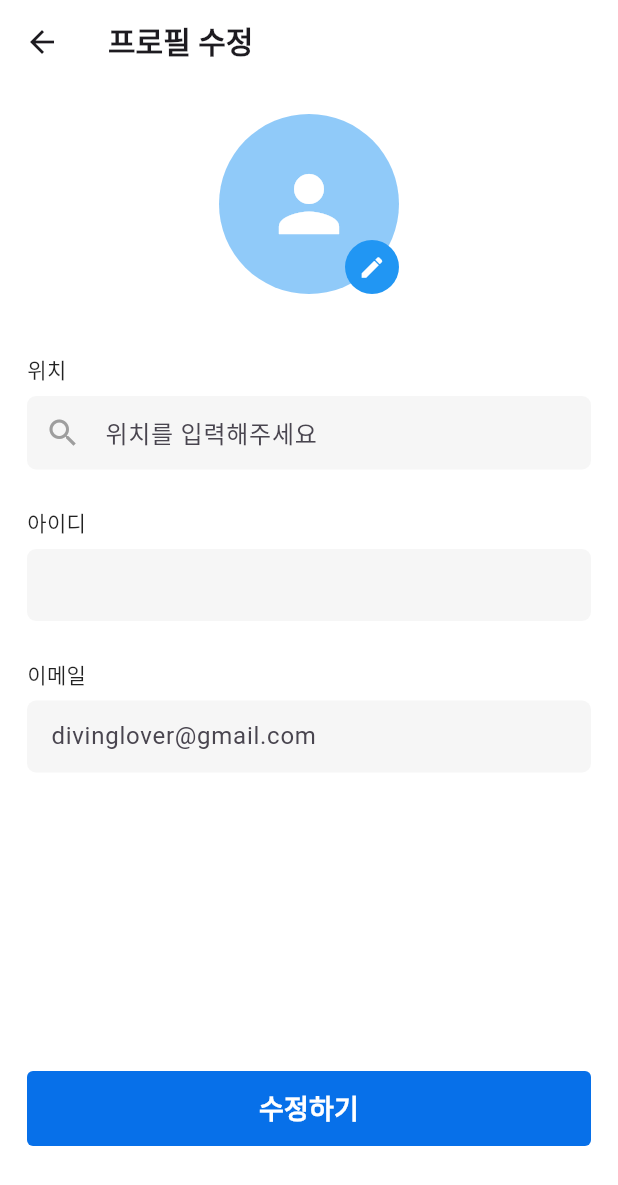
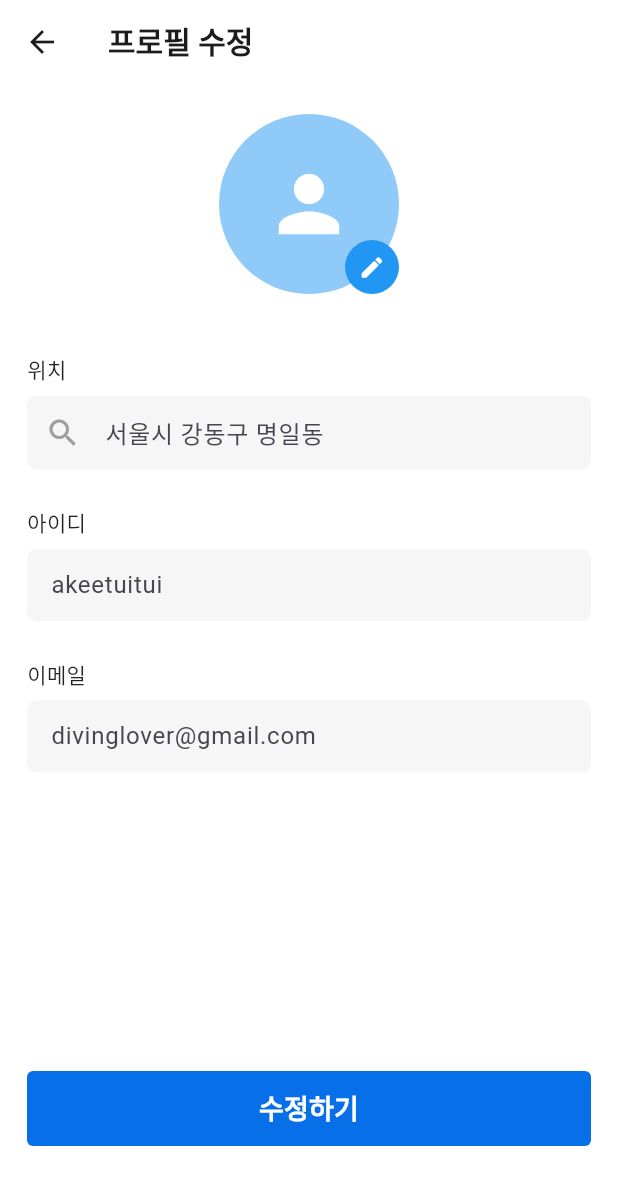
Before and after one commit to matthewKang6263/flutter_application_seau, a Flutter app: the EditPage screen opened directly, on a phone screen of 412 x 824 dp. Shown: the top 1185 px of the screen. Run offline on Flutter 3.47's test engine with Material 3 defaults, Android fonts, the phone set to English and light mode, and no system bars; our stand-ins replace flutter_riverpod; project files that could hold a hidden picture were left out.

Commit message:
<feat>(editpage): 위치/이메일 필드 수정

```diff
--- a/lib/ui/pages/mypage/edit_page.dart
+++ b/lib/ui/pages/mypage/edit_page.dart
@@ -1,4 +1,5 @@
 import 'package:flutter/material.dart';
+import 'package:flutter_application_seau/ui/pages/address_search/address_search_page.dart';
 import 'package:flutter_application_seau/ui/widgets/primary_button.dart';
 
 class EditPage extends StatelessWidget {
@@ -45,7 +46,8 @@ class EditPage extends StatelessWidget {
                       backgroundColor: Colors.blue,
                       radius: 18,
                       child: IconButton(
-                            icon: const Icon(Icons.edit, size: 18, color: Colors.white),
+                        icon: const Icon(Icons.edit,
+                            size: 18, color: Colors.white),
                         onPressed: () {
                           // 프로필 이미지 수정 로직
                         },
@@ -57,15 +59,25 @@ class EditPage extends StatelessWidget {
             ),
             const SizedBox(height: 40),
             // 위치 입력 필드
-                const CustomTextField(
+            GestureDetector(
+              onTap: () {
+                Navigator.push(
+                  context,
+                  MaterialPageRoute(builder: (context) => AddressSearchPage()),
+                );
+              },
+              child: const CustomTextField(
                 label: '위치',
-                  hintText: '위치를 입력해주세요',
+                hintText: '서울시 강동구 명일동',
                 prefixIcon: Icons.search,
+                readOnly: true,
+              ),
             ),
             const SizedBox(height: 25),
             // 아이디 입력 필드
             const CustomTextField(
               label: '아이디',
+              hintText: 'akeetuitui',
             ),
             const SizedBox(height: 25),
             // 이메일 입력 필드
@@ -91,13 +103,13 @@ class EditPage extends StatelessWidget {
   }
 }
 
-// 재사용 가능한 CustomTextField 위젯
+// CustomTextField 위젯
 class CustomTextField extends StatelessWidget {
   final String label;
   final String? hintText;
-  final bool obscureText;
-  final bool readOnly;
-  final IconData? prefixIcon;
+  final bool obscureText; // 비밀번호 입력 여부
+  final bool readOnly; // 입력 필드를 읽기 전용으로 (true시 수정 불가, 이메일에 적용!)
+  final IconData? prefixIcon; // 입력 필드 왼쪽에 표시할 아이콘 (선택, 위치에 적용(돋보기)!)
 
   const CustomTextField({
     super.key,
@@ -111,10 +123,11 @@ class CustomTextField extends StatelessWidget {
   @override
   Widget build(BuildContext context) {
     return Column(
-      crossAxisAlignment: CrossAxisAlignment.start,
+      // 텍스트필드 제목 & 텍스트필드 칼럼
+      crossAxisAlignment: CrossAxisAlignment.start, // 왼쪽 정렬
       children: [
         Text(
-          label,
+          label, // 텍스트필드 제목
           style: const TextStyle(
             fontSize: 14,
             fontWeight: FontWeight.w500,
@@ -123,13 +136,16 @@ class CustomTextField extends StatelessWidget {
         ),
         const SizedBox(height: 8),
         TextField(
+          // 텍스트필드
           obscureText: obscureText,
           readOnly: readOnly,
           decoration: InputDecoration(
             hintText: hintText,
             filled: true,
-            fillColor: const Color(0xFFF6F6F6),
-            prefixIcon: prefixIcon != null ? Icon(prefixIcon, color: Colors.grey) : null,
+            fillColor: const Color(0xFFF6F6F6), // 필드 배경색
+            prefixIcon: prefixIcon != null
+                ? Icon(prefixIcon, color: Colors.grey)
+                : null, // 아이콘 색
             contentPadding: const EdgeInsets.symmetric(
               vertical: 12,
               horizontal: 12,
--- a/lib/ui/pages/mypage/my_page.dart
+++ b/lib/ui/pages/mypage/my_page.dart
@@ -68,9 +68,7 @@ class MyPage extends StatelessWidget {
                       child: PrimaryButton(
                         text: '프로필 수정',
                         onPressed: () {
-                          Navigator.push(
-                            context,
-                            MaterialPageRoute(builder: (context) => EditPage()),);
+                          Navigator.push(context, MaterialPageRoute(builder: (context) => EditPage()),);
                         },
                         backgroundColor: Colors.white,
                       ),
```
Lines whose indentation alone changed are shown as unchanged.
